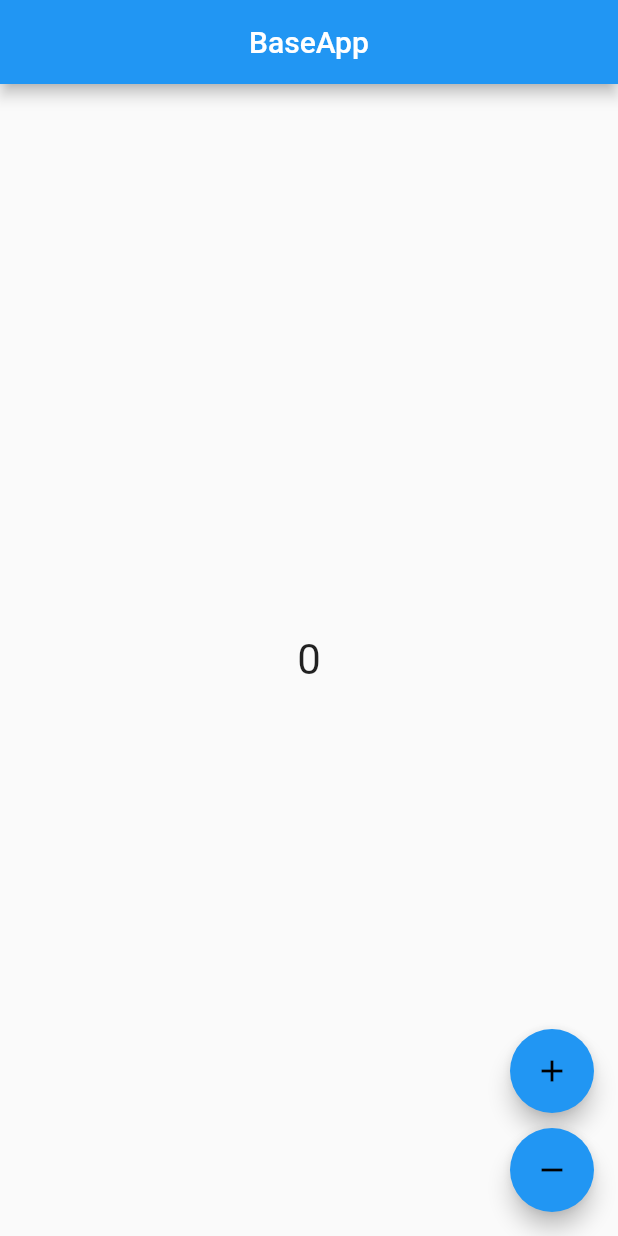
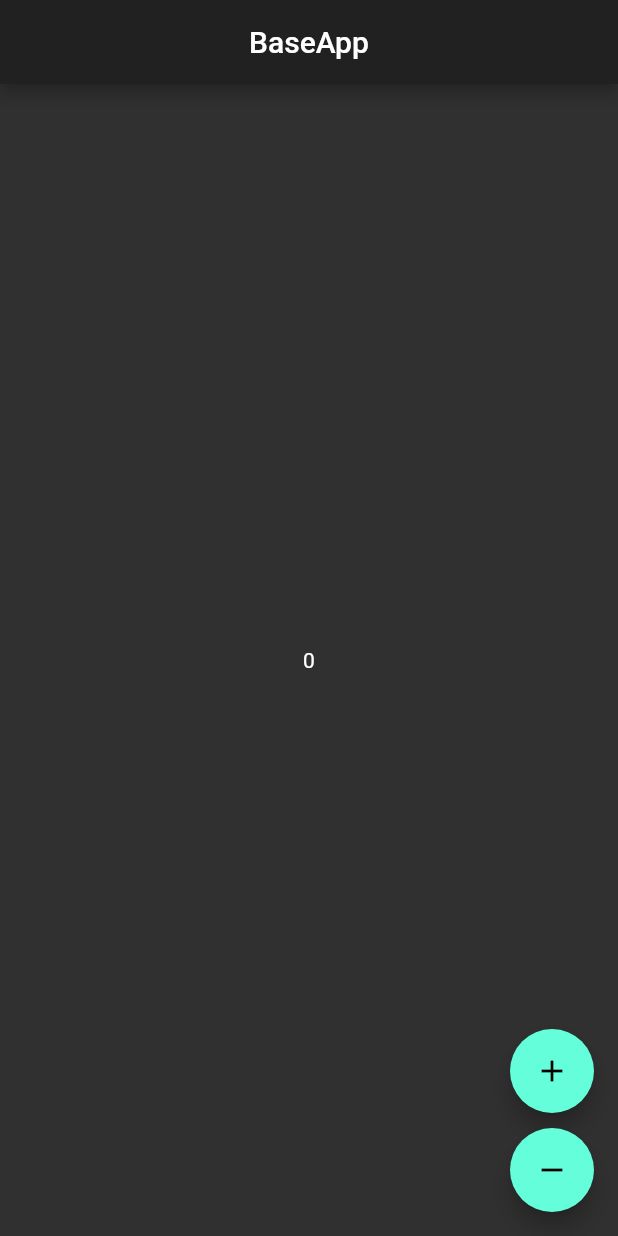
Before and after one commit to 5cientist/baseApp-Bootcamp, a Flutter app: the screen it shows after launch, after a tap on the "add" icon, after a tap on the "remove" icon, on a phone screen of 412 x 824 dp. Run offline on Flutter 3.47's test engine with Material 2 defaults, Android fonts, the phone set to English and light mode, and no system bars.

Commit message:
provider counter added

```diff
--- /dev/null
+++ b/lib/core/notifiers/counter.notifiers.dart
@@ -0,0 +1,16 @@
+import 'package:flutter/material.dart';
+
+class CounterNotifier extends ChangeNotifier {
+  int _counter = 0;
+  int get counter => _counter;
+
+  void increment() {
+    _counter++;
+    notifyListeners();
+  }
+
+  void decrement() {
+    _counter--;
+    notifyListeners();
+  }
+}
--- a/lib/main.dart
+++ b/lib/main.dart
@@ -1,4 +1,7 @@
+import 'package:baseapp/core/notifiers/counter.notifiers.dart';
+import 'package:baseapp/meta/views/home_view/home_view.dart';
 import 'package:flutter/material.dart';
+import 'package:provider/provider.dart';
 
 void main() {
   runApp(MyApp());
@@ -7,87 +10,14 @@ void main() {
 class MyApp extends StatelessWidget {
   @override
   Widget build(BuildContext context) {
-    return MaterialApp(
-      title: "baseapp demo",
-      debugShowCheckedModeBanner: false,
-      home: HomePage(),
+    return ChangeNotifierProvider(
+      create: (_) => CounterNotifier(),
+      child: MaterialApp(
+        title: "baseapp demo",
+        theme: ThemeData.dark(),
+        debugShowCheckedModeBanner: false,
+        home: HomeView(),
+      ),
     );
   }
 }
-
-class HomePage extends StatefulWidget {
-  @override
-  _HomePageState createState() => _HomePageState();
-}
-
-class _HomePageState extends State<HomePage> {
-  int counter = 0;
-
-  void addCounter() {
-    counter++;
-  }
-
-  void minCounter() {
-    counter--;
-  }
-
-  @override
-  Widget build(BuildContext context) {
-    return SafeArea(
-      child: Scaffold(
-          appBar: AppBar(
-            centerTitle: true,
-            title: Text("BaseApp"),
-          ),
-          body: Center(
-            child: Container(
-              child: Column(
-                crossAxisAlignment: CrossAxisAlignment.center,
-                mainAxisAlignment: MainAxisAlignment.center,
-                children: [
-                  Text(
-                    // counter.toString(),
-                    "$counter",
-                    style: TextStyle(
-                      fontSize: 28,
-                    ),
-                  ),
-                ],
-              ),
-            ),
-          ),
-          floatingActionButton: Container(
-            child: Column(
-              mainAxisAlignment: MainAxisAlignment.end,
-              children: [
-                FloatingActionButton(
-                  onPressed: () {
-                    setState(() {
-                      addCounter();
-                    });
-                  },
-                  child: Icon(
-                    Icons.add,
-                    color: Colors.black,
-                  ),
-                ),
-                SizedBox(
-                  height: 10,
-                ),
-                FloatingActionButton(
-                  onPressed: () {
-                    setState(() {
-                      minCounter();
-                    });
-                  },
-                  child: Icon(
-                    Icons.remove,
-                    color: Colors.black,
-                  ),
-                ),
-              ],
-            ),
-          )),
-    );
-  }
-}
--- /dev/null
+++ b/lib/meta/views/home_view/home_view.dart
@@ -0,0 +1,62 @@
+import 'package:baseapp/core/notifiers/counter.notifiers.dart';
+import 'package:flutter/material.dart';
+import 'package:provider/provider.dart';
+
+class HomeView extends StatefulWidget {
+  HomeView({Key? key}) : super(key: key);
+
+  @override
+  _HomeViewState createState() => _HomeViewState();
+}
+
+class _HomeViewState extends State<HomeView> {
+  @override
+  Widget build(BuildContext context) {
+    var _counterNotifier = Provider.of<CounterNotifier>(context, listen: false);
+    return SafeArea(
+      child: Scaffold(
+          appBar: AppBar(
+            centerTitle: true,
+            title: Text("BaseApp"),
+          ),
+          body: Center(
+            child: Container(
+              child: Center(
+                child:
+                    Consumer<CounterNotifier>(builder: (context, notifier, _) {
+                  return Text(notifier.counter.toString());
+                }),
+              ),
+            ),
+          ),
+          floatingActionButton: Container(
+            child: Column(
+              mainAxisAlignment: MainAxisAlignment.end,
+              children: [
+                FloatingActionButton(
+                  onPressed: () {
+                    _counterNotifier.increment();
+                  },
+                  child: Icon(
+                    Icons.add,
+                    color: Colors.black,
+                  ),
+                ),
+                SizedBox(
+                  height: 10,
+                ),
+                FloatingActionButton(
+                  onPressed: () {
+                    _counterNotifier.decrement();
+                  },
+                  child: Icon(
+                    Icons.remove,
+                    color: Colors.black,
+                  ),
+                ),
+              ],
+            ),
+          )),
+    );
+  }
+}
```
Also changed, not shown: pubspec.yaml (+2 -11 lines), pubspec.lock.
